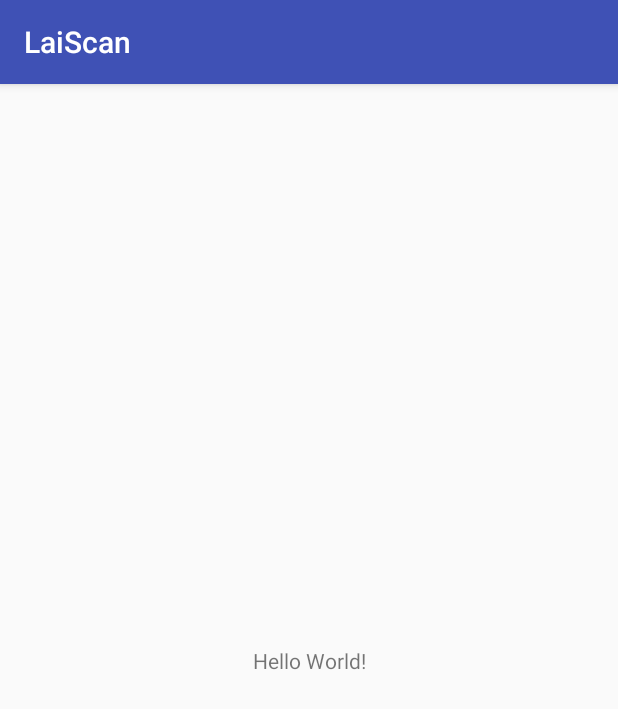
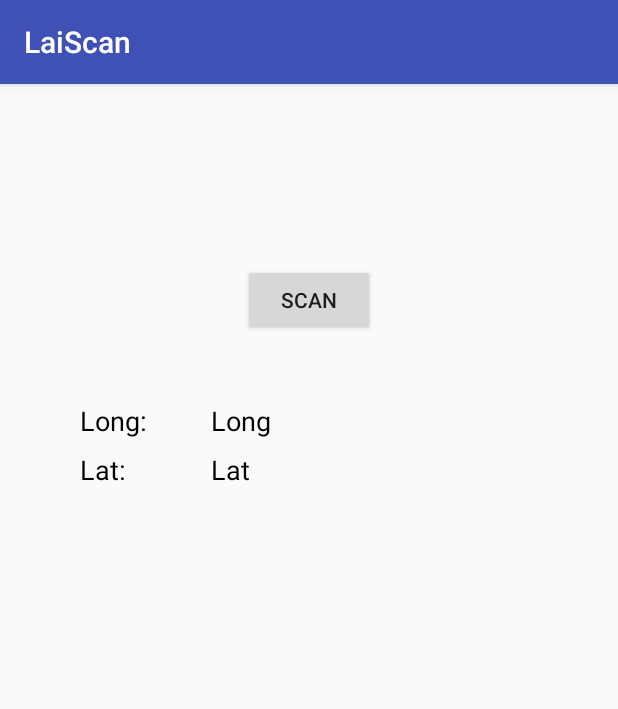
Before and after one commit to danielkwok21/LaiScan, an Android app: the screen it shows after launch (MainActivity), on a phone screen of 412 x 824 dp. Shown: the top 709 px of the screen. Run offline under Robolectric (Android 15) with nearby library versions, the phone set to English and light mode, and no system bars; libraries missing offline, so code that uses them is left out: me.dm7.barcodescanner.

Commit message:
ui and library

```diff
--- a/app/build.gradle
+++ b/app/build.gradle
@@ -4,7 +4,7 @@ android {
     compileSdkVersion 28
     defaultConfig {
         applicationId "com.example.danielkwok.laiscan"
-        minSdkVersion 15
+        minSdkVersion 21
         targetSdkVersion 28
         versionCode 1
         versionName "1.0"
@@ -25,4 +25,5 @@ dependencies {
     testImplementation 'junit:junit:4.12'
     androidTestImplementation 'com.android.support.test:runner:1.0.2'
     androidTestImplementation 'com.android.support.test.espresso:espresso-core:3.0.2'
+    implementation 'com.journeyapps:zxing-android-embedded:3.4.0'
 }
--- a/app/src/main/AndroidManifest.xml
+++ b/app/src/main/AndroidManifest.xml
@@ -1,7 +1,7 @@
 <?xml version="1.0" encoding="utf-8"?>
 <manifest xmlns:android="http://schemas.android.com/apk/res/android"
     package="com.example.danielkwok.laiscan">
-
+    <uses-permission android:name="android.permission.CAMERA" />
     <application
         android:allowBackup="true"
         android:icon="@mipmap/ic_launcher"
--- a/app/src/main/java/com/example/danielkwok/laiscan/Activity/MainActivity.java
+++ b/app/src/main/java/com/example/danielkwok/laiscan/Activity/MainActivity.java
@@ -4,12 +4,17 @@ import android.support.v7.app.AppCompatActivity;
 import android.os.Bundle;
 
 import com.example.danielkwok.laiscan.R;
+import com.google.zxing.Result;
 
-public class MainActivity extends AppCompatActivity {
+import me.dm7.barcodescanner.zxing.ZXingScannerView;
+
+public class MainActivity extends AppCompatActivity{
+
 
     @Override
     protected void onCreate(Bundle savedInstanceState) {
         super.onCreate(savedInstanceState);
         setContentView(R.layout.activity_main);
     }
+
 }
--- a/app/src/main/res/layout/activity_main.xml
+++ b/app/src/main/res/layout/activity_main.xml
@@ -4,15 +4,67 @@
     xmlns:tools="http://schemas.android.com/tools"
     android:layout_width="match_parent"
     android:layout_height="match_parent"
+    android:orientation="vertical"
     tools:context=".Activity.MainActivity">
 
-    <TextView
+    <Button
+        android:id="@+id/main_scan_btn"
         android:layout_width="wrap_content"
         android:layout_height="wrap_content"
-        android:text="Hello World!"
-        app:layout_constraintBottom_toBottomOf="parent"
-        app:layout_constraintLeft_toLeftOf="parent"
-        app:layout_constraintRight_toRightOf="parent"
+        android:layout_marginEnd="8dp"
+        android:layout_marginStart="8dp"
+        android:layout_marginTop="120dp"
+        android:text="Scan"
+        app:layout_constraintEnd_toEndOf="parent"
+        app:layout_constraintStart_toStartOf="parent"
         app:layout_constraintTop_toTopOf="parent" />
 
+    <TextView
+        android:id="@+id/main_long_label"
+        android:layout_width="79dp"
+        android:layout_height="wrap_content"
+        android:layout_marginEnd="8dp"
+        android:layout_marginTop="8dp"
+        android:text="Lat: "
+        android:textAppearance="?android:attr/textAppearanceMedium"
+        android:textColor="#000"
+        app:layout_constraintEnd_toStartOf="@+id/main_long_t"
+        app:layout_constraintTop_toBottomOf="@+id/main_long_t" />
+
+    <TextView
+        android:id="@+id/main_long_t"
+        android:layout_width="263dp"
+        android:layout_height="wrap_content"
+        android:layout_marginEnd="8dp"
+        android:layout_marginTop="44dp"
+        android:text="Long"
+        android:textAppearance="?android:attr/textAppearanceMedium"
+        android:textColor="#000"
+        app:layout_constraintEnd_toEndOf="parent"
+        app:layout_constraintTop_toBottomOf="@+id/main_scan_btn" />
+
+    <TextView
+        android:id="@+id/main_lat_label"
+        android:layout_width="79dp"
+        android:layout_height="wrap_content"
+        android:layout_marginEnd="8dp"
+        android:layout_marginTop="44dp"
+        android:text="Long: "
+        android:textAppearance="?android:attr/textAppearanceMedium"
+        android:textColor="#000"
+        app:layout_constraintEnd_toStartOf="@+id/main_long_t"
+        app:layout_constraintTop_toBottomOf="@+id/main_scan_btn" />
+
+    <TextView
+        android:id="@+id/main_lat_t"
+        android:layout_width="263dp"
+        android:layout_height="wrap_content"
+        android:layout_marginEnd="8dp"
+        android:layout_marginTop="8dp"
+        android:text="Lat"
+        android:textAppearance="?android:attr/textAppearanceMedium"
+        android:textColor="#000"
+        app:layout_constraintEnd_toEndOf="parent"
+        app:layout_constraintTop_toBottomOf="@+id/main_long_t" />
+
 </android.support.constraint.ConstraintLayout>
```
